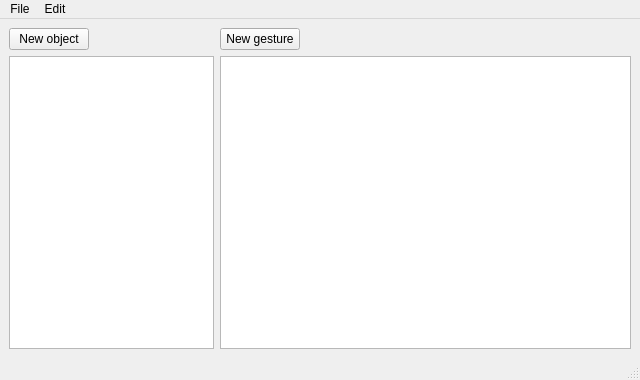
Qt form src/MainWindow.ui (uiii/GeconPC) before a commit.
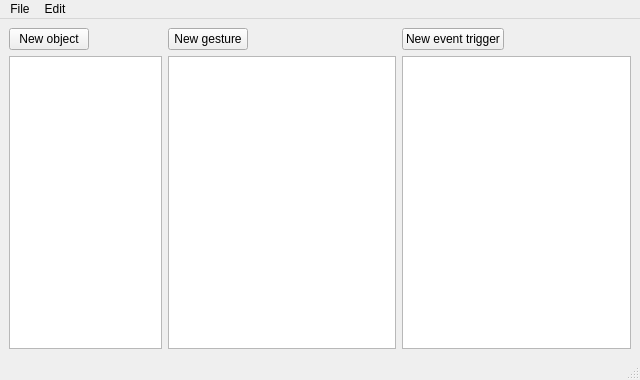
The same form after that commit.

Commit message: event triggers

Diff of the .ui file:
```diff
--- a/src/MainWindow.ui
+++ b/src/MainWindow.ui
@@ -20,7 +20,7 @@
    <string>MainWindow</string>
   </property>
   <widget class="QWidget" name="centralwidget">
-   <layout class="QHBoxLayout" name="horizontalLayout" stretch="2,4">
+   <layout class="QHBoxLayout" name="horizontalLayout" stretch="2,3,3">
     <item>
      <widget class="QWidget" name="widget" native="true">
       <layout class="QVBoxLayout" name="verticalLayout_2">
@@ -113,6 +113,47 @@
       </layout>
      </widget>
     </item>
+    <item>
+     <widget class="QWidget" name="widget_5" native="true">
+      <layout class="QVBoxLayout" name="verticalLayout_3">
+       <property name="margin">
+        <number>0</number>
+       </property>
+       <item>
+        <widget class="QWidget" name="widget_6" native="true">
+         <layout class="QHBoxLayout" name="horizontalLayout_4">
+          <property name="margin">
+           <number>0</number>
+          </property>
+          <item>
+           <widget class="QPushButton" name="newEventTriggerButton">
+            <property name="text">
+             <string>New event trigger</string>
+            </property>
+           </widget>
+          </item>
+          <item>
+           <spacer name="horizontalSpacer_3">
+            <property name="orientation">
+             <enum>Qt::Horizontal</enum>
+            </property>
+            <property name="sizeHint" stdset="0">
+             <size>
+              <width>40</width>
+              <height>20</height>
+             </size>
+            </property>
+           </spacer>
+          </item>
+         </layout>
+        </widget>
+       </item>
+       <item>
+        <widget class="QListView" name="eventTriggerView"/>
+       </item>
+      </layout>
+     </widget>
+    </item>
    </layout>
   </widget>
   <widget class="QMenuBar" name="menubar">
```
The commit also changes 31 other files.
